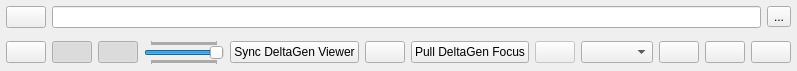
First picture: the form in ui/viewer.ui, repository tappi287/KnechtViewer, before the edit.
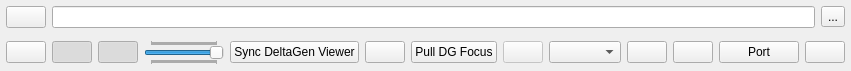
Second picture: the form after the edit. Icons and pictures are not drawn.

Commit message: add ability to change DeltaGen external command port

Patch:
```diff
--- a/ui/viewer.ui
+++ b/ui/viewer.ui
@@ -6,7 +6,7 @@
    <rect>
     <x>0</x>
     <y>0</y>
-    <width>582</width>
+    <width>620</width>
     <height>65</height>
    </rect>
   </property>
@@ -205,7 +205,7 @@
      <item>
       <widget class="QPushButton" name="focus_btn">
        <property name="text">
-        <string>Pull DeltaGen Focus</string>
+        <string>Pull DG Focus</string>
        </property>
        <property name="icon">
         <iconset resource="res/viewer_resource.qrc">
@@ -268,6 +268,13 @@
        </property>
       </widget>
      </item>
+     <item>
+      <widget class="QPushButton" name="dg_btn">
+       <property name="text">
+        <string>Port</string>
+       </property>
+      </widget>
+     </item>
      <item>
       <widget class="QPushButton" name="help_btn">
        <property name="text">
```
The commit also changes 8 other files.
